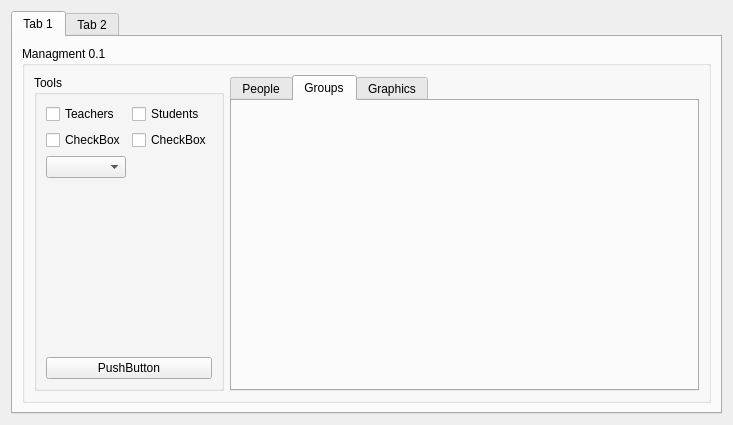
Sarpowski/DataBaseCourseWork, file mainapplication.ui: the form before one commit.
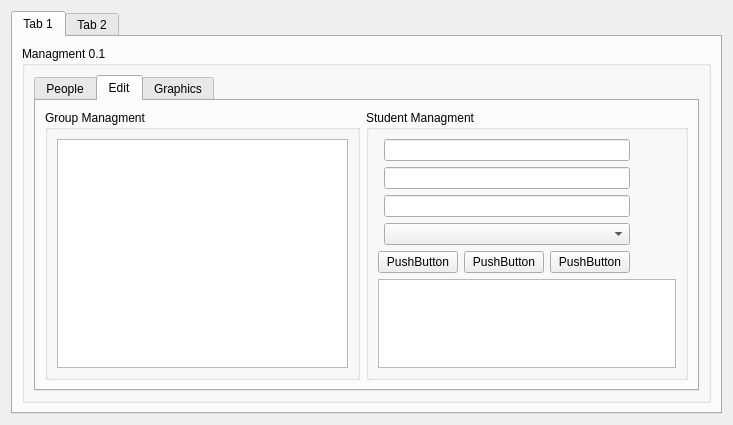
The form after the commit. The open tabs and pages were chosen to show the change.

The edit to the form file:
```diff
--- a/mainapplication.ui
+++ b/mainapplication.ui
@@ -30,74 +30,6 @@
           <string>Managment 0.1</string>
          </property>
          <layout class="QGridLayout" name="gridLayout">
-          <item row="0" column="0">
-           <widget class="QGroupBox" name="MainAppToolBox">
-            <property name="title">
-             <string>Tools</string>
-            </property>
-            <layout class="QVBoxLayout" name="verticalLayout_4">
-             <item>
-              <layout class="QVBoxLayout" name="verticalLayout_3">
-               <item>
-                <layout class="QGridLayout" name="gridLayout_6">
-                 <item row="0" column="0">
-                  <widget class="QCheckBox" name="MA_checkBox_2">
-                   <property name="text">
-                    <string>Teachers</string>
-                   </property>
-                  </widget>
-                 </item>
-                 <item row="1" column="0">
-                  <widget class="QCheckBox" name="MA_checkBox_3">
-                   <property name="text">
-                    <string>CheckBox</string>
-                   </property>
-                  </widget>
-                 </item>
-                 <item row="2" column="0">
-                  <widget class="QComboBox" name="MA_comboBox"/>
-                 </item>
-                 <item row="0" column="1">
-                  <widget class="QCheckBox" name="MA_checkBox">
-                   <property name="text">
-                    <string>Students</string>
-                   </property>
-                  </widget>
-                 </item>
-                 <item row="1" column="1">
-                  <widget class="QCheckBox" name="MA_checkBox_4">
-                   <property name="text">
-                    <string>CheckBox</string>
-                   </property>
-                  </widget>
-                 </item>
-                </layout>
-               </item>
-               <item>
-                <spacer name="verticalSpacer">
-                 <property name="orientation">
-                  <enum>Qt::Orientation::Vertical</enum>
-                 </property>
-                 <property name="sizeHint" stdset="0">
-                  <size>
-                   <width>20</width>
-                   <height>40</height>
-                  </size>
-                 </property>
-                </spacer>
-               </item>
-               <item>
-                <widget class="QPushButton" name="MA_pushButton">
-                 <property name="text">
-                  <string>PushButton</string>
-                 </property>
-                </widget>
-               </item>
-              </layout>
-             </item>
-            </layout>
-           </widget>
-          </item>
           <item row="0" column="1">
            <widget class="QTabWidget" name="tabWidget">
             <property name="sizePolicy">
@@ -125,8 +57,62 @@
              <attribute name="title">
               <string>People</string>
              </attribute>
-             <layout class="QGridLayout" name="gridLayout_4">
-              <item row="0" column="0">
+             <layout class="QHBoxLayout" name="horizontalLayout">
+              <item>
+               <widget class="QGroupBox" name="MainAppToolBox">
+                <property name="title">
+                 <string>Tools</string>
+                </property>
+                <layout class="QVBoxLayout" name="verticalLayout_4">
+                 <item>
+                  <layout class="QVBoxLayout" name="verticalLayout_3">
+                   <item>
+                    <layout class="QGridLayout" name="gridLayout_6">
+                     <item row="0" column="1">
+                      <widget class="QCheckBox" name="MA_checkBox_Student">
+                       <property name="text">
+                        <string>Students</string>
+                       </property>
+                      </widget>
+                     </item>
+                     <item row="0" column="0">
+                      <widget class="QCheckBox" name="MA_checkBox_Teacher">
+                       <property name="text">
+                        <string>Teachers</string>
+                       </property>
+                      </widget>
+                     </item>
+                     <item row="1" column="0">
+                      <widget class="QComboBox" name="MA_comboBox_group"/>
+                     </item>
+                    </layout>
+                   </item>
+                   <item>
+                    <spacer name="verticalSpacer">
+                     <property name="orientation">
+                      <enum>Qt::Orientation::Vertical</enum>
+                     </property>
+                     <property name="sizeHint" stdset="0">
+                      <size>
+                       <width>20</width>
+                       <height>40</height>
+                      </size>
+                     </property>
+                    </spacer>
+                   </item>
+                   <item>
+                    <widget class="QPushButton" name="MA_pushButton">
+                     <property name="text">
+                      <string>PushButton</string>
+                     </property>
+                    </widget>
+                   </item>
+                  </layout>
+                 </item>
+                </layout>
+               </widget>
+              </item>
+              <item>
                <widget class="QTableView" name="MainAppTableView">
                 <property name="sizePolicy">
                  <sizepolicy hsizetype="Expanding" vsizetype="Expanding">
@@ -140,8 +126,92 @@
             </widget>
             <widget class="QWidget" name="tab_2">
              <attribute name="title">
-              <string>Groups</string>
+              <string>Edit</string>
              </attribute>
+             <layout class="QHBoxLayout" name="horizontalLayout_2">
+              <item>
+               <widget class="QGroupBox" name="MA_groupBoxEdit_group">
+                <property name="title">
+                 <string>Group Managment</string>
+                </property>
+                <layout class="QGridLayout" name="gridLayout_3">
+                 <item row="0" column="0">
+                  <widget class="QTableView" name="tableView_2"/>
+                 </item>
+                </layout>
+               </widget>
+              </item>
+              <item>
+               <widget class="QGroupBox" name="MA_groupBoxEdit_Student">
+                <property name="title">
+                 <string>Student Managment</string>
+                </property>
+                <layout class="QGridLayout" name="gridLayout_2">
+                 <item row="1" column="0" colspan="2">
+                  <layout class="QHBoxLayout" name="horizontalLayout_3">
+                   <item>
+                    <widget class="QPushButton" name="pushButton_StudentAdd">
+                     <property name="text">
+                      <string>PushButton</string>
+                     </property>
+                    </widget>
+                   </item>
+                   <item>
+                    <widget class="QPushButton" name="pushButton_StudentDelete">
+                     <property name="text">
+                      <string>PushButton</string>
+                     </property>
+                    </widget>
+                   </item>
+                   <item>
+                    <widget class="QPushButton" name="pushButtonStudentEdit">
+                     <property name="text">
+                      <string>PushButton</string>
+                     </property>
+                    </widget>
+                   </item>
+                  </layout>
+                 </item>
+                 <item row="0" column="1">
+                  <layout class="QVBoxLayout" name="verticalLayout_2">
+                   <item>
+                    <layout class="QVBoxLayout" name="verticalLayout">
+                     <item>
+                      <widget class="QLineEdit" name="MA_lineEdit_EditName"/>
+                     </item>
+                     <item>
+                      <widget class="QLineEdit" name="MA_lineEdit_EditSurname"/>
+                     </item>
+                     <item>
+                      <widget class="QLineEdit" name="MA_lineEdit_EditFatherName"/>
+                     </item>
+                    </layout>
+                   </item>
+                   <item>
+                    <widget class="QComboBox" name="MA_comboBox_EditStudent"/>
+                   </item>
+                  </layout>
+                 </item>
+                 <item row="0" column="2">
+                  <spacer name="horizontalSpacer_2">
+                   <property name="orientation">
+                    <enum>Qt::Orientation::Horizontal</enum>
+                   </property>
+                   <property name="sizeHint" stdset="0">
+                    <size>
+                     <width>40</width>
+                     <height>20</height>
+                    </size>
+                   </property>
+                  </spacer>
+                 </item>
+                 <item row="2" column="0" colspan="3">
+                  <widget class="QTableView" name="tableViewEditStudentSelect"/>
+                 </item>
+                </layout>
+               </widget>
+              </item>
+             </layout>
             </widget>
             <widget class="QWidget" name="tab_3">
              <attribute name="title">
```
Left out of the diff: 2 changed lines with no effect on the pictures.
